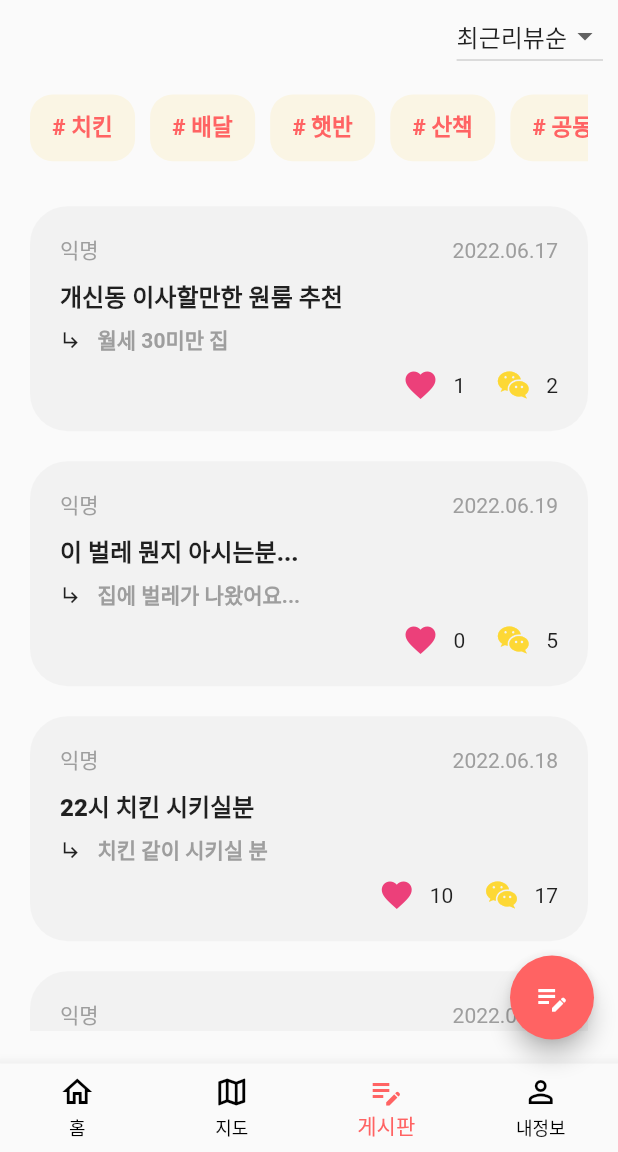
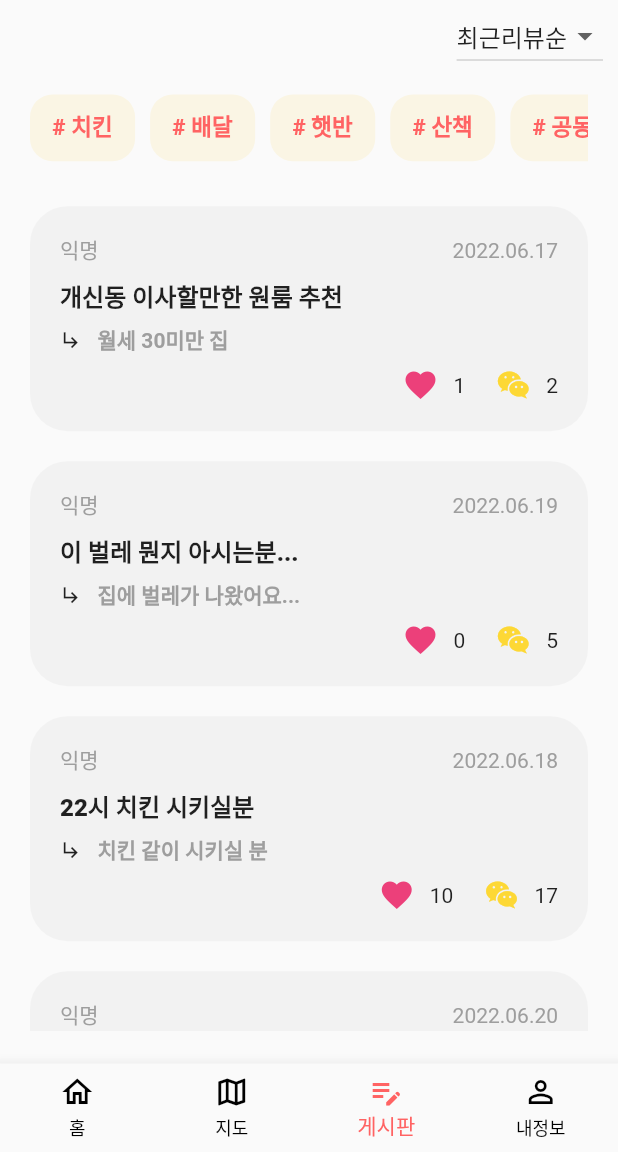
Before and after one commit to lookinmin/viewing, a Flutter app: the screen it shows after launch, item 3 of the bottom bar chosen, on a phone screen of 412 x 824 dp, the part 84-1236 px from its top. Run offline on Flutter 3.47's test engine with Material 2 defaults, Android fonts, the phone set to English and light mode, and no system bars; our stand-ins replace carousel_slider, geolocator, percent_indicator, webview_flutter; missing offline and left inert: kakaomap_webview.

Commit message:
광모/kkm0406-RoomReview/메인페이지에서만 floating 버튼 나오게 수정

```diff
--- a/viewing/lib/main.dart
+++ b/viewing/lib/main.dart
@@ -45,13 +45,7 @@ class Home extends StatefulWidget {
 
 class _HomeState extends State<Home> {
   int currentIdx = 0;
-  final _pages = [
-    MainHome(),
-    // Map(),
-    Map(),
-    BoardPage(),
-    MyPage()
-  ];
+  final _pages = [MainHome(), Map(), BoardPage(), MyPage()];
 
   late List<GlobalKey<NavigatorState>> _navigatorKeyList;
 
@@ -95,7 +89,8 @@ class _HomeState extends State<Home> {
               )
             ],
           ),
-          floatingActionButton: floatingButton(context),
+          floatingActionButton:
+              currentIdx == 0 ? floatingButton(context) : Container(),
           bottomNavigationBar: BottomNavigationBar(
             currentIndex: currentIdx,
             type: BottomNavigationBarType.fixed,
```
Also changed, not shown: viewing/lib/writing/writingroom.dart (+22 -1 lines).
